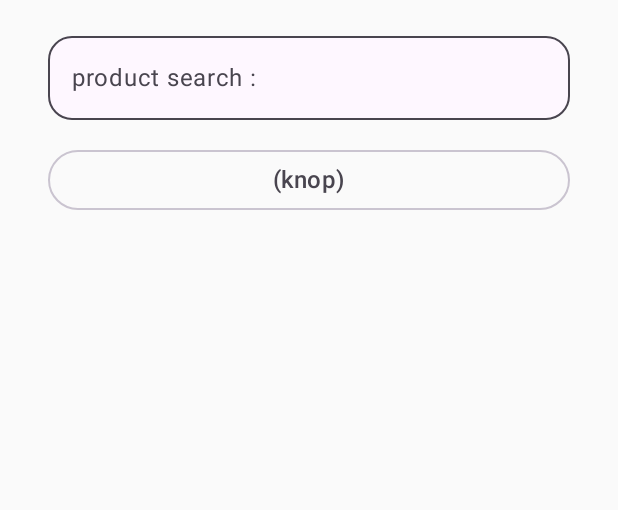
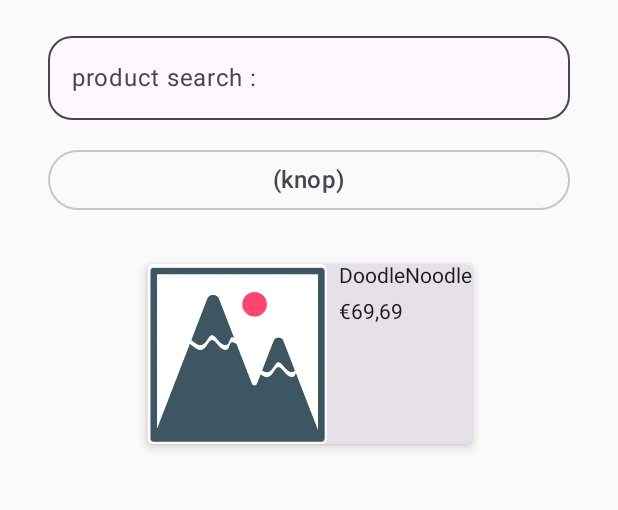
Before and after one commit to BeWaldorf/Comparator, an Android app built with Jetpack Compose: the screen it shows after launch (MainActivity), on a phone screen of 412 x 824 dp, the part 66-576 px from its top. Run offline under Robolectric (Android 15) with nearby library versions, the phone set to English and light mode, and no system bars.

Commit message:
search item update
Signed-off-by: BeWaldorf <vendorofdarkness@gmail.com>

```diff
--- a/app/build.gradle.kts
+++ b/app/build.gradle.kts
@@ -48,9 +48,13 @@ android {
 
 dependencies {
 
+    implementation("io.coil-kt:coil-compose:2.5.0")
+    implementation("com.github.bumptech.glide:glide:4.12.0")
+    implementation("com.squareup.okhttp3:okhttp:4.9.0")
     implementation("androidx.core:core-ktx:1.10.1")
     implementation("androidx.lifecycle:lifecycle-runtime-ktx:2.6.1")
     implementation("androidx.activity:activity-compose:1.7.0")
+    implementation("org.jetbrains.kotlinx:kotlinx-serialization-json:1.6.0")
     implementation(platform("androidx.compose:compose-bom:2023.08.00"))
     implementation("androidx.compose.ui:ui")
     implementation("androidx.compose.ui:ui-graphics")
@@ -65,4 +69,5 @@ dependencies {
     androidTestImplementation(platform("androidx.compose:compose-bom:2023.08.00"))
     debugImplementation("androidx.compose.ui:ui-tooling")
     debugImplementation("androidx.compose.ui:ui-test-manifest")
+    implementation("org.jetbrains.kotlinx:kotlinx-coroutines-android:1.3.9")
 }
--- a/app/src/main/AndroidManifest.xml
+++ b/app/src/main/AndroidManifest.xml
@@ -1,6 +1,7 @@
 <?xml version="1.0" encoding="utf-8"?>
 <manifest xmlns:android="http://schemas.android.com/apk/res/android"
     xmlns:tools="http://schemas.android.com/tools">
+    <uses-permission android:name="android.permission.INTERNET"/>
 
         <application
             android:allowBackup="true"
@@ -13,7 +14,7 @@
             android:theme="@style/Theme.Comparator"
             tools:targetApi="31">
             <activity
-            android:name=".views.HomeScreen"
+                android:name=".views.HomeScreenView"
                 android:exported="false"
                 android:label="@string/title_activity_home_screen"
                 android:theme="@style/Theme.Comparator" />
@@ -30,4 +31,5 @@
             </activity>
         </application>
 
+
 </manifest>
--- a/app/src/main/java/com/example/comparator/MainActivity.kt
+++ b/app/src/main/java/com/example/comparator/MainActivity.kt
@@ -3,37 +3,24 @@ package com.example.comparator
 import android.os.Bundle
 import androidx.activity.ComponentActivity
 import androidx.activity.compose.setContent
-import androidx.compose.foundation.Image
 import androidx.compose.foundation.layout.Column
 import androidx.compose.foundation.layout.Row
-import androidx.compose.foundation.layout.Spacer
-import androidx.compose.foundation.layout.fillMaxWidth
-import androidx.compose.foundation.layout.height
-import androidx.compose.foundation.layout.padding
-import androidx.compose.foundation.shape.RoundedCornerShape
-import androidx.compose.material3.Card
-import androidx.compose.material3.CardDefaults
-import androidx.compose.material3.MaterialTheme
 import androidx.compose.material3.Text
 import androidx.compose.runtime.Composable
-import androidx.compose.ui.Modifier
-import androidx.compose.ui.draw.clip
-import androidx.compose.ui.graphics.painter.Painter
-import androidx.compose.ui.unit.dp
 import com.example.comparator.viewModel.HomeScreenViewModel
-import com.example.comparator.views.HomeScreen
-import com.example.comparator.viewModel.SearchItemViewModel
+import com.example.comparator.views.HomeScreenView
 
 
 class MainActivity : ComponentActivity() {
+    private val _homeScreenView:HomeScreenView = HomeScreenView(HomeScreenViewModel())
+    val homeScreenView: HomeScreenView get() = _homeScreenView
 
-    val homescreenVM = HomeScreenViewModel()
     override fun onCreate(savedInstanceState: Bundle?) {
         super.onCreate(savedInstanceState)
         setContent {
             //Text("Hello World!")
             //MessageCard(Message("Android", "Jetpack Compose"))
-            HomeScreen(homescreenVM)
+            homeScreenView.HomeScreen()
         }
     }
 }
@@ -53,34 +40,3 @@ fun MessageCard(msg: Message) {
         }
     }
 }
-@Composable
-fun SearchItem(searchItemVM: SearchItemViewModel) {
-    Card(
-        shape = RoundedCornerShape(4.dp),
-        elevation = CardDefaults.cardElevation(4.dp),
-        modifier = Modifier.padding(16.dp)
-    ) {
-        Column {
-            Image(
-                painter = Painter(searchItemVM.imageUrl),
-                contentDescription = searchItemVM.description,
-                modifier = Modifier
-                    .height(120.dp)
-                    .fillMaxWidth()
-                    .clip(RoundedCornerShape(4.dp))
-            )
-
-            Spacer(modifier = Modifier.height(16.dp))
-
-            Text(
-                searchItemVM.description
-            )
-
-            Spacer(modifier = Modifier.height(8.dp))
-
-            Text(
-                "€${searchItemVM.price * searchItemVM.quantity}"
-            )
-        }
-    }
-}
--- a/app/src/main/java/com/example/comparator/model/SearchItem.kt
+++ b/app/src/main/java/com/example/comparator/model/SearchItem.kt
@@ -1,9 +1,8 @@
 package com.example.comparator.model
 
 data class SearchItem(
-    val id: String,
+    val id: Int,
+    val title: String,
     val imageUrl: String,
-    val description: String,
-    val price: Double,
-    var quantity: Int,
+    val fullPriceString: String
 )
--- a/app/src/main/java/com/example/comparator/viewModel/SearchItemViewModel.kt
+++ b/app/src/main/java/com/example/comparator/viewModel/SearchItemViewModel.kt
@@ -4,24 +4,34 @@ import androidx.compose.runtime.mutableStateListOf
 import com.example.comparator.model.SearchItem
 
 class SearchItemViewModel {
-    private val _searchItems = mutableStateListOf<SearchItem>()
-    private val searchItems: List<SearchItem> get() = _searchItems
 
-    fun addSearchItem(searchItem: SearchItem) {
-        _searchItems.add(searchItem)
+    private var _searchItem: SearchItem? = null
+    val searchItem: SearchItem? get() = _searchItem
+
+    constructor(testFlag: Int? = null) {
+        if(testFlag != null){
+            this._searchItem = SearchItem(1, "DoodleNoodle", "https://fastly.picsum.photos/id/910/536/354.jpg?hmac=tLOqOtDz3JUSQJfmxCuOdD54ipTd47kjh5FTgR2gCwQ","€69,69")
+        }
     }
 
-    fun removeSearchItem(searchItem: SearchItem) {
-        _searchItems.remove(searchItem)
+
+    fun setSearchItem(searchItem: SearchItem) {
+        _searchItem = searchItem
     }
 
-    fun updateSearchItemQuantity(searchItem: SearchItem, newQuantity: Int) {
-        val updatedSearchItem = searchItem.copy(quantity = newQuantity)
-        _searchItems.remove(searchItem)
-        _searchItems.add(updatedSearchItem)
+    fun createSearchItemFromAPI(){
+
     }
 
-    fun getCartTotal(): Double {
-        return searchItems.sumByDouble { it.price * it.quantity }
+    fun getImageUrl(): String? {
+        return searchItem?.imageUrl
+    }
+
+    fun getTitleString(): String? {
+        return searchItem?.title
+    }
+
+    fun getFullPriceString(): String? {
+        return searchItem?.fullPriceString
     }
 }
--- a/app/src/main/java/com/example/comparator/views/HomeScreen.kt
+++ /dev/null
@@ -1,97 +0,0 @@
-package com.example.comparator.views
-
-import androidx.compose.foundation.layout.Arrangement
-import androidx.compose.foundation.layout.Column
-import androidx.compose.foundation.layout.fillMaxWidth
-import androidx.compose.foundation.layout.padding
-import androidx.compose.foundation.rememberScrollState
-import androidx.compose.foundation.text.KeyboardActions
-import androidx.compose.foundation.text.KeyboardOptions
-import androidx.compose.foundation.verticalScroll
-import androidx.compose.material3.MaterialTheme
-import androidx.compose.material3.OutlinedButton
-import androidx.compose.material3.OutlinedTextField
-import androidx.compose.material3.Text
-import androidx.compose.material3.TextFieldDefaults
-import androidx.compose.runtime.Composable
-import androidx.compose.runtime.getValue
-import androidx.compose.runtime.mutableStateOf
-import androidx.compose.runtime.remember
-import androidx.compose.runtime.setValue
-import androidx.compose.ui.Alignment
-import androidx.compose.ui.Modifier
-import androidx.compose.ui.res.stringResource
-import androidx.compose.ui.text.input.ImeAction
-import androidx.compose.ui.unit.dp
-import androidx.compose.ui.unit.sp
-import com.example.comparator.R
-import com.example.comparator.viewModel.HomeScreenViewModel
-import com.example.comparator.viewModel.SearchBarViewModel
-
-@Composable
-fun HomeScreen(viewModel: HomeScreenViewModel){
-    val mediumPadding = 16.dp
-    Column(
-        modifier = Modifier
-            .verticalScroll(rememberScrollState())
-            .padding(mediumPadding),
-        verticalArrangement = Arrangement.Center,
-        horizontalAlignment = Alignment.CenterHorizontally
-    ) {
-        Text(
-            text = stringResource(R.string.app_name),
-            style = MaterialTheme.typography.titleLarge,
-        )
-        Column(
-            modifier = Modifier
-                .fillMaxWidth()
-                .padding(mediumPadding),
-            verticalArrangement = Arrangement.spacedBy(mediumPadding),
-            horizontalAlignment = Alignment.CenterHorizontally
-        ) {
-            SearchBar(viewModel.searchBarVM, onUpdateViewModel = {newSearchBarViewModel ->
-                viewModel.searchBarVM = newSearchBarViewModel
-            })
-            OutlinedButton(
-                onClick = { },
-                modifier = Modifier.fillMaxWidth()
-            ) {
-                Text(
-                    text = "(knop)",
-                    fontSize = 16.sp
-                )
-            }
-        }
-    }
-}
-
-@Composable
-fun SearchBar(searchBarViewModel: SearchBarViewModel, onUpdateViewModel: (SearchBarViewModel) -> Unit) {
-    var isSearching by remember { mutableStateOf(false) }
-    var searchText by remember { mutableStateOf("") }
-
-    OutlinedTextField(
-        value = searchText,
-        singleLine = true,
-        shape = MaterialTheme.shapes.large,
-        modifier = Modifier.fillMaxWidth(),
-        colors = TextFieldDefaults.colors(
-            focusedContainerColor = MaterialTheme.colorScheme.surface,
-            unfocusedContainerColor = MaterialTheme.colorScheme.surface,
-            disabledContainerColor = MaterialTheme.colorScheme.surface,
-        ),
-        onValueChange = {
-            searchText = it
-            searchBarViewModel.updateSearchTerm(searchText)
-            onUpdateViewModel(searchBarViewModel)
-        },
-        label = { Text(stringResource(id = R.string.search_bar_string)) },
-        isError = false,
-        keyboardOptions = KeyboardOptions.Default.copy(
-            imeAction = ImeAction.Done
-        ),
-        keyboardActions = KeyboardActions(
-            onDone = { }
-        )
-    )
-}
--- /dev/null
+++ b/app/src/main/java/com/example/comparator/views/HomeScreenView.kt
@@ -0,0 +1,107 @@
+package com.example.comparator.views
+
+import androidx.compose.foundation.layout.Arrangement
+import androidx.compose.foundation.layout.Column
+import androidx.compose.foundation.layout.fillMaxWidth
+import androidx.compose.foundation.layout.padding
+import androidx.compose.foundation.rememberScrollState
+import androidx.compose.foundation.text.KeyboardActions
+import androidx.compose.foundation.text.KeyboardOptions
+import androidx.compose.foundation.verticalScroll
+import androidx.compose.material3.MaterialTheme
+import androidx.compose.material3.OutlinedButton
+import androidx.compose.material3.OutlinedTextField
+import androidx.compose.material3.Text
+import androidx.compose.material3.TextFieldDefaults
+import androidx.compose.runtime.Composable
+import androidx.compose.runtime.getValue
+import androidx.compose.runtime.mutableStateOf
+import androidx.compose.runtime.remember
+import androidx.compose.runtime.setValue
+import androidx.compose.ui.Alignment
+import androidx.compose.ui.Modifier
+import androidx.compose.ui.res.stringResource
+import androidx.compose.ui.text.input.ImeAction
+import androidx.compose.ui.unit.dp
+import androidx.compose.ui.unit.sp
+import com.example.comparator.R
+import com.example.comparator.viewModel.HomeScreenViewModel
+import com.example.comparator.viewModel.SearchBarViewModel
+import com.example.comparator.viewModel.SearchItemViewModel
+
+class HomeScreenView(private val viewModel: HomeScreenViewModel){
+    private val _searchItemView:SearchItemView = SearchItemView(SearchItemViewModel(69))
+    val searchItemView: SearchItemView get() = _searchItemView
+
+    @Composable
+    fun doodleNoodle(){}
+
+    @Composable
+    fun HomeScreen(){
+        val mediumPadding = 16.dp
+        Column(
+            modifier = Modifier
+                .verticalScroll(rememberScrollState())
+                .padding(mediumPadding),
+            verticalArrangement = Arrangement.Center,
+            horizontalAlignment = Alignment.CenterHorizontally
+        ) {
+            Text(
+                text = stringResource(R.string.app_name),
+                style = MaterialTheme.typography.titleLarge,
+            )
+            Column(
+                modifier = Modifier
+                    .fillMaxWidth()
+                    .padding(mediumPadding),
+                verticalArrangement = Arrangement.spacedBy(mediumPadding),
+                horizontalAlignment = Alignment.CenterHorizontally
+            ) {
+                SearchBar(viewModel.searchBarVM, onUpdateViewModel = {newSearchBarViewModel ->
+                    viewModel.searchBarVM = newSearchBarViewModel
+                })
+                OutlinedButton(
+                    onClick = { },
+                    modifier = Modifier.fillMaxWidth()
+                ) {
+                    Text(
+                        text = "(knop)",
+                        fontSize = 16.sp
+                    )
+                }
+                searchItemView.searchItemCard()
+            }
+        }
+    }
+
+    @Composable
+    fun SearchBar(searchBarViewModel: SearchBarViewModel, onUpdateViewModel: (SearchBarViewModel) -> Unit) {
+        var isSearching by remember { mutableStateOf(false) }
+        var searchText by remember { mutableStateOf("") }
+
+        OutlinedTextField(
+            value = searchText,
+            singleLine = true,
+            shape = MaterialTheme.shapes.large,
+            modifier = Modifier.fillMaxWidth(),
+            colors = TextFieldDefaults.colors(
+                focusedContainerColor = MaterialTheme.colorScheme.surface,
+                unfocusedContainerColor = MaterialTheme.colorScheme.surface,
+                disabledContainerColor = MaterialTheme.colorScheme.surface,
+            ),
+            onValueChange = {
+                searchText = it
+                searchBarViewModel.updateSearchTerm(searchText)
+                onUpdateViewModel(searchBarViewModel)
+            },
+            label = { Text(stringResource(id = R.string.search_bar_string)) },
+            isError = false,
+            keyboardOptions = KeyboardOptions.Default.copy(
+                imeAction = ImeAction.Done
+            ),
+            keyboardActions = KeyboardActions(
+                onDone = { }
+            )
+        )
+    }
+}
--- /dev/null
+++ b/app/src/main/java/com/example/comparator/views/SearchItemView.kt
@@ -0,0 +1,59 @@
+package com.example.comparator.views
+
+import androidx.compose.foundation.Image
+import androidx.compose.foundation.layout.Column
+import androidx.compose.foundation.layout.Row
+import androidx.compose.foundation.layout.Spacer
+import androidx.compose.foundation.layout.fillMaxWidth
+import androidx.compose.foundation.layout.height
+import androidx.compose.foundation.layout.padding
+import androidx.compose.foundation.layout.width
+import androidx.compose.foundation.shape.RoundedCornerShape
+import androidx.compose.material3.Card
+import androidx.compose.material3.CardDefaults
+import androidx.compose.material3.Text
+import androidx.compose.runtime.Composable
+import androidx.compose.ui.Modifier
+import androidx.compose.ui.draw.clip
+import androidx.compose.ui.input.pointer.PointerIcon.Companion.Text
+import androidx.compose.ui.res.painterResource
+import androidx.compose.ui.unit.dp
+import com.example.comparator.R
+import com.example.comparator.viewModel.SearchItemViewModel
+
+
+
+class SearchItemView (private val itemVM: SearchItemViewModel){
+
+    @Composable
+    fun searchItemCard(){
+        Card(
+            shape = RoundedCornerShape(4.dp),
+            elevation = CardDefaults.cardElevation(4.dp),
+            modifier = Modifier.padding(16.dp)
+        ){
+            searchItemCardContent()
+        }
+    }
+
+    @Composable
+    fun searchItemCardContent (){
+        val image = painterResource(id = R.drawable.img)
+        Row{
+            Image(
+                painter = image,
+                contentDescription = "Product Image",
+                modifier = Modifier
+                    .height(120.dp)
+                    .width(120.dp)
+                    .clip(RoundedCornerShape(4.dp))
+            )
+            Spacer(modifier = Modifier.width(8.dp))
+            Column {
+                Text(itemVM.getTitleString().toString())
+                Spacer(modifier = Modifier.height(8.dp))
+                Text(itemVM.getFullPriceString().toString())
+            }
+        }
+    }
+}
--- a/app/src/main/res/values/strings.xml
+++ b/app/src/main/res/values/strings.xml
@@ -2,4 +2,6 @@
     <string name="app_name" translatable="false">Comparator</string>
     <string name="search_bar_string">product search :</string>
     <string name="title_activity_home_screen">HomeScreen</string>
+    <!-- TODO: Remove or change this placeholder text -->
+    <string name="hello_blank_fragment">Hello blank fragment</string>
 </resources>
--- a/build.gradle.kts
+++ b/build.gradle.kts
@@ -1,5 +1,7 @@
 // Top-level build file where you can add configuration options common to all sub-projects/modules.
 plugins {
-    id("com.android.application") version "8.2.0-rc01" apply false
+
+    id("com.android.application") version "8.2.0" apply false
     id("org.jetbrains.kotlin.android") version "1.9.0" apply false
+    id("org.jetbrains.kotlin.plugin.serialization") version "1.6.0" apply false
 }
```
Also changed, not shown: app/src/main/java/com/example/comparator/model/APICallData.kt (added, +30 -0 lines), app/src/main/java/com/example/comparator/model/APIResponseData.kt (added, +12 -0 lines), app/src/main/java/com/example/comparator/service/ApiService.kt (added, +28 -0 lines), app/src/main/res/drawable/img.png (added), 1 other file. Lines whose indentation alone changed are shown as unchanged.
